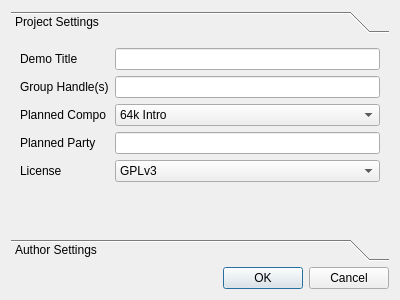
This is PreferencesDialog.ui in LeStahL/toy210 as Qt 5 draws it before an edit. The edited form follows.
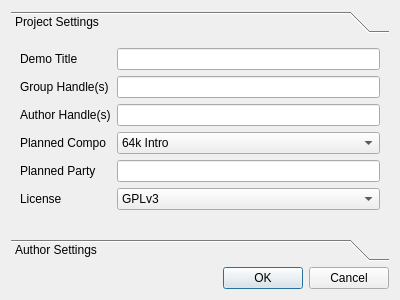
This is the edited form. The open tabs and pages were chosen to show the change.

Commit message: implemented preferences dialog and save file logic

Diff of the .ui file:
```diff
--- a/PreferencesDialog.ui
+++ b/PreferencesDialog.ui
@@ -25,9 +25,9 @@
         <property name="geometry">
          <rect>
           <x>0</x>
-          <y>0</y>
+          <y>-8</y>
           <width>366</width>
-          <height>186</height>
+          <height>220</height>
          </rect>
         </property>
         <attribute name="label">
@@ -56,14 +56,14 @@
            <item row="1" column="1">
             <widget class="QLineEdit" name="lineEdit_2"/>
            </item>
-           <item row="2" column="0">
+           <item row="3" column="0">
             <widget class="QLabel" name="label_3">
              <property name="text">
               <string>Planned Compo</string>
              </property>
             </widget>
            </item>
-           <item row="2" column="1">
+           <item row="3" column="1">
             <widget class="QComboBox" name="comboBox">
              <property name="currentIndex">
               <number>1</number>
@@ -85,28 +85,28 @@
              </item>
             </widget>
            </item>
-           <item row="3" column="0">
+           <item row="4" column="0">
             <widget class="QLabel" name="label_4">
              <property name="text">
               <string>Planned Party</string>
              </property>
             </widget>
            </item>
-           <item row="3" column="1">
+           <item row="4" column="1">
             <layout class="QHBoxLayout" name="horizontalLayout">
              <item>
               <widget class="QLineEdit" name="lineEdit_3"/>
              </item>
             </layout>
            </item>
-           <item row="4" column="0">
+           <item row="5" column="0">
             <widget class="QLabel" name="label_5">
              <property name="text">
               <string>License</string>
              </property>
             </widget>
            </item>
-           <item row="4" column="1">
+           <item row="5" column="1">
             <widget class="QComboBox" name="comboBox_2">
              <item>
               <property name="text">
@@ -125,6 +125,16 @@
              </item>
             </widget>
            </item>
+           <item row="2" column="0">
+            <widget class="QLabel" name="label_9">
+             <property name="text">
+              <string>Author Handle(s)</string>
+             </property>
+            </widget>
+           </item>
+           <item row="2" column="1">
+            <widget class="QLineEdit" name="lineEdit_7"/>
+           </item>
           </layout>
          </item>
         </layout>
```
Left out of the diff: 12 changed lines with no effect on the pictures. The commit also changes 7 other files.
